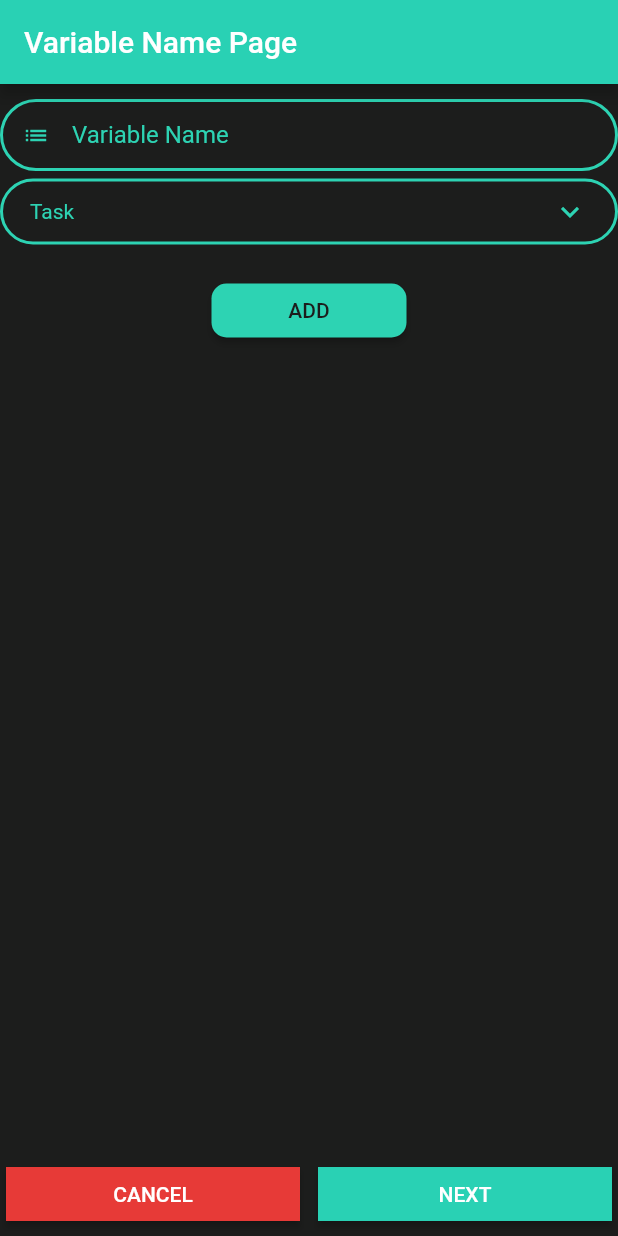
After one commit to Madhav-S-S/sop-time-tracker, a Flutter app: the VariableNamePage screen opened directly, on a phone screen of 412 x 824 dp. The commit adds this screen. Run offline on Flutter 3.47's test engine with Material 2 defaults, Android fonts, the phone set to English and light mode, and no system bars; our stand-ins replace fluttertoast.

Commit message:
ProcessName and VariableName 1st update

```diff
--- /dev/null
+++ b/lib/createProcess/variableName.dart
@@ -0,0 +1,309 @@
+import 'package:flutter/material.dart';
+
+class VariableNamePage extends StatefulWidget {
+  @override
+  _VariableNamePageState createState() => _VariableNamePageState();
+}
+
+class _VariableNamePageState extends State<VariableNamePage> {
+  String _selectedTaskType = 'Task'; // Initialize the selected task type to 'Task'
+  List<Map<String, String>> _variableList = [];
+
+  TextEditingController _variableNameController = TextEditingController();
+
+  @override
+  Widget build(BuildContext context) {
+    return Scaffold(
+      appBar: AppBar(
+        title: Text('Variable Name Page'),
+        automaticallyImplyLeading: false,
+        backgroundColor: Color(0xFF29D1B4),
+      ),
+      backgroundColor: Color(0xFF1C1D1C), // Set background color to #1c1d1c
+      body: Center(
+        child: Column(
+          crossAxisAlignment: CrossAxisAlignment.center,
+          children: [
+            SizedBox(height: 10),
+            TextField(
+              controller: _variableNameController,
+              style: TextStyle(
+                color: Color(0xFFF9F9F9),
+              ),
+              decoration: InputDecoration(
+                filled: true,
+                fillColor: Color(0xFF1C1D1C),
+                focusedBorder: OutlineInputBorder(
+                  borderRadius: BorderRadius.circular(50),
+                  borderSide: BorderSide(color: Color(0xFF2DD3B3), width: 2),
+                ),
+                enabledBorder: OutlineInputBorder(
+                  borderRadius: BorderRadius.circular(50),
+                  borderSide: BorderSide(color: Color(0xFF2DD3B3), width: 2),
+                ),
+                contentPadding: EdgeInsets.symmetric(vertical: 10, horizontal: 20),
+                isDense: true,
+                hintText: 'Variable Name',
+                hintStyle: TextStyle(
+                  color: Color(0xFF2DD3B3),
+                ),
+                prefixIcon: Icon(
+                  Icons.list,
+                  color: Color(0xFF2DD3B3),
+                ),
+              ),
+              cursorColor: Color(0xFFF9F9F9),
+            ),
+            SizedBox(height: 5),
+            InkWell(
+              onTap: () => _showTaskTypeMenu(),
+              child: InputDecorator(
+                decoration: InputDecoration(
+                  filled: true,
+                  fillColor: Color(0xFF1C1D1C),
+                  focusedBorder: OutlineInputBorder(
+                    borderRadius: BorderRadius.circular(50),
+                    borderSide: BorderSide(color: Color(0xFF2DD3B3), width: 2),
+                  ),
+                  enabledBorder: OutlineInputBorder(
+                    borderRadius: BorderRadius.circular(50),
+                    borderSide: BorderSide(color: Color(0xFF2DD3B3), width: 2),
+                  ),
+                  contentPadding: EdgeInsets.symmetric(vertical: 10, horizontal: 20),
+                  isDense: true,
+                ),
+                child: Row(
+                  mainAxisAlignment: MainAxisAlignment.spaceBetween,
+                  children: [
+                    Text(
+                      _selectedTaskType,
+                      style: TextStyle(
+                        color: Color(0xFF2DD3B3),
+                      ),
+                    ),
+                    Icon(
+                      Icons.keyboard_arrow_down,
+                      color: Color(0xFF2DD3B3),
+                    ),
+                  ],
+                ),
+              ),
+            ),
+            SizedBox(height: 10),
+            Container(
+              width: 150,
+              padding: EdgeInsets.all(10),
+              child: ElevatedButton(
+                onPressed: () {
+                  // Add the logic for the ADD button here
+                  _addVariable();
+                },
+                style: ButtonStyle(
+                  backgroundColor: MaterialStateProperty.all<Color>(Color(0xFF2DD3B3)),
+                  shape: MaterialStateProperty.all<RoundedRectangleBorder>(
+                    RoundedRectangleBorder(
+                      borderRadius: BorderRadius.circular(10), // Adjust the radius as needed
+                    ),
+                  ),
+                ),
+                child: Text(
+                  'ADD',
+                  style: TextStyle(
+                    color: Color(0xFF1C1D1C),
+                  ),
+                ),
+              ),
+            ),
+            SizedBox(height: 10),
+            Expanded(
+              child: SingleChildScrollView(
+                child: Padding(
+                  padding: EdgeInsets.only(bottom: 10),
+                  child: Column(
+                    children: [
+                      for (int i = 0; i < _variableList.length; i++)
+                        Padding(
+                          padding: EdgeInsets.symmetric(vertical: 5),
+                          child: _buildVariableItem(i),
+                        ),
+                    ],
+                  ),
+                ),
+              ),
+            ),
+          ],
+        ),
+      ),
+      bottomNavigationBar: Container(
+        color: Color(0xFF1C1D1C),
+        child: Row(
+          mainAxisAlignment: MainAxisAlignment.spaceBetween,
+          children: [
+            Expanded(
+              child: Padding(
+                padding: EdgeInsets.all(4.0),
+                child: ElevatedButton(
+                  onPressed: () {
+                    Navigator.pop(context);
+                  },
+                  style: ButtonStyle(
+                    backgroundColor: MaterialStateProperty.all<Color>(Color(0xFFE73A37)),
+                    shape: MaterialStateProperty.all<RoundedRectangleBorder>(
+                      RoundedRectangleBorder(borderRadius: BorderRadius.zero),
+                    ),
+                  ),
+                  child: Text('CANCEL'),
+                ),
+              ),
+            ),
+            SizedBox(width: 4.0),
+            Expanded(
+              child: Padding(
+                padding: EdgeInsets.all(4.0),
+                child: ElevatedButton(
+                  onPressed: () {
+                    print('Next button clicked');
+                  },
+                  style: ButtonStyle(
+                    backgroundColor: MaterialStateProperty.all<Color>(Color(0xFF29D1B4)),
+                    shape: MaterialStateProperty.all<RoundedRectangleBorder>(
+                      RoundedRectangleBorder(borderRadius: BorderRadius.zero),
+                    ),
+                  ),
+                  child: Text('NEXT'),
+                ),
+              ),
+            ),
+          ],
+        ),
+      ),
+    );
+  }
+
+  void _showTaskTypeMenu() {
+    final RenderBox button = context.findRenderObject() as RenderBox;
+    final RenderBox overlay = Overlay.of(context)!.context.findRenderObject() as RenderBox;
+    final RelativeRect position = RelativeRect.fromRect(
+      Rect.fromPoints(
+        button.localToGlobal(Offset.zero, ancestor: overlay),
+        button.localToGlobal(button.size.bottomLeft(Offset.zero), ancestor: overlay),
+      ),
+      Offset.zero & overlay.size,
+    );
+
+    final menuItems = <PopupMenuEntry<String>>[
+      PopupMenuItem<String>(
+        value: 'Task',
+        child: Text(
+          'Task',
+          style: TextStyle(color: Color(0xFF2DD3B3)),
+        ),
+      ),
+      PopupMenuItem<String>(
+        value: 'Waste',
+        child: Text(
+          'Waste',
+          style: TextStyle(color: Color(0xFF2DD3B3)),
+        ),
+      ),
+    ];
+
+    showMenu<String>(
+      context: context,
+      position: position,
+      items: menuItems,
+    ).then((newValue) {
+      if (newValue != null) {
+        setState(() {
+          _selectedTaskType = newValue;
+        });
+      }
+    });
+  }
+
+  void _addVariable() {
+    final variableName = _variableNameController.text.trim();
+    if (variableName.isNotEmpty) {
+      setState(() {
+        _variableList.add({
+          'name': variableName,
+          'type': _selectedTaskType,
+        });
+        _variableNameController.clear();
+      });
+    }
+  }
+
+  void _removeVariable(int index) {
+    setState(() {
+      _variableList.removeAt(index);
+    });
+  }
+
+  Widget _buildVariableItem(int index) {
+    final variableItem = _variableList[index];
+    final variableName = variableItem['name']!;
+    final variableType = variableItem['type']!;
+
+    TextSpan nameSpan = TextSpan(text: variableName, style: TextStyle(color: Colors.white));
+    TextSpan typeSpan;
+
+    if (variableType == 'Waste') {
+      typeSpan = TextSpan(text: 'Waste', style: TextStyle(color: Colors.red));
+    } else if (variableType == 'Task') {
+      typeSpan = TextSpan(text: 'Task', style: TextStyle(color: Colors.green));
+    } else {
+      typeSpan = TextSpan(text: variableType, style: TextStyle(color: Colors.white));
+    }
+
+    return Container(
+      padding: EdgeInsets.symmetric(horizontal: 10, vertical: 5),
+      height: 50, // You can adjust the height as needed
+      decoration: BoxDecoration( // Add a BoxDecoration with border for each GridView item
+        border: Border.all(
+          color: Colors.white,
+          width: 1,
+        ),
+      ),
+      child: Row(
+        mainAxisAlignment: MainAxisAlignment.spaceBetween,
+        children: [
+          Expanded(
+            child: RichText(
+              text: TextSpan(
+                children: [nameSpan],
+              ),
+            ),
+          ),
+          SizedBox(width: 10),
+          Expanded(
+            child: Row(
+              children: [
+                Expanded(
+                  child: RichText(
+                    text: TextSpan(
+                      children: [typeSpan],
+                    ),
+                  ),
+                ),
+                IconButton(
+                  onPressed: () => _removeVariable(index),
+                  icon: Icon(Icons.remove_circle, color: Colors.white),
+                ),
+                IconButton(
+                  onPressed: () {
+                    // Implement the logic for editing the variable item here
+                    print('Edit button clicked for index $index');
+                  },
+                  icon: Icon(Icons.edit, color: Colors.white),
+                ),
+              ],
+            ),
+          ),
+        ],
+      ),
+    );
+  }
+
+
+}
```
Also changed, not shown: lib/createProcess/processName.dart (added, +140 -0 lines), lib/main.dart (+20 -114 lines).
